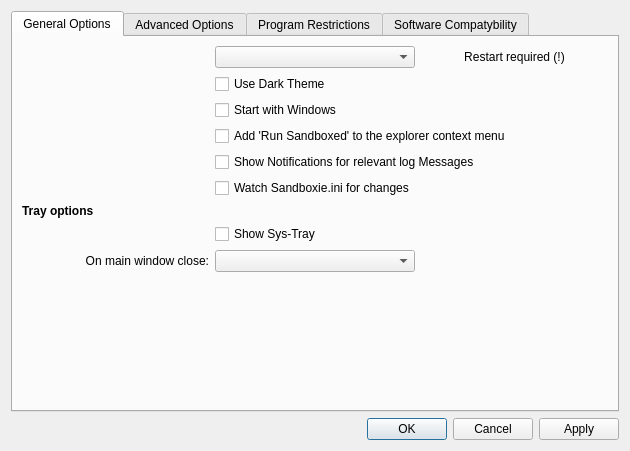
This is SandboxiePlus/SandMan/Forms/SettingsWindow.ui in sandboxie-plus/Sandboxie as Qt 5 draws it before an edit. The edited form follows.
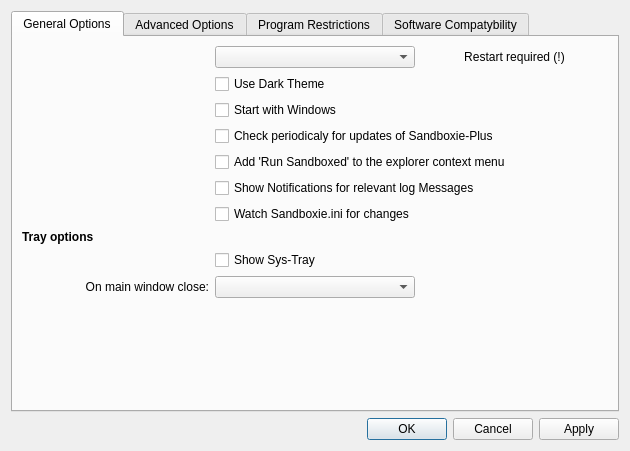
This is the edited form.

What changed in the file:
```diff
--- a/SandboxiePlus/SandMan/Forms/SettingsWindow.ui
+++ b/SandboxiePlus/SandMan/Forms/SettingsWindow.ui
@@ -54,6 +54,36 @@
         <layout class="QGridLayout" name="gridLayout_9">
          <item row="0" column="0">
           <layout class="QGridLayout" name="gridLayout_8">
+           <item row="5" column="1" colspan="2">
+            <widget class="QCheckBox" name="chkNotifications">
+             <property name="text">
+              <string>Show Notifications for relevant log Messages</string>
+             </property>
+             <property name="checked">
+              <bool>false</bool>
+             </property>
+            </widget>
+           </item>
+           <item row="8" column="1">
+            <widget class="QCheckBox" name="chkShowTray">
+             <property name="text">
+              <string>Show Sys-Tray</string>
+             </property>
+            </widget>
+           </item>
+           <item row="10" column="1">
+            <spacer name="verticalSpacer_4">
+             <property name="orientation">
+              <enum>Qt::Vertical</enum>
+             </property>
+             <property name="sizeHint" stdset="0">
+              <size>
+               <width>20</width>
+               <height>40</height>
+              </size>
+             </property>
+            </spacer>
+           </item>
            <item row="1" column="1">
             <widget class="QCheckBox" name="chkDarkTheme">
              <property name="text">
@@ -61,14 +91,27 @@
              </property>
             </widget>
            </item>
-           <item row="7" column="1">
-            <widget class="QCheckBox" name="chkShowTray">
+           <item row="10" column="0">
+            <spacer name="horizontalSpacer_9">
+             <property name="orientation">
+              <enum>Qt::Horizontal</enum>
+             </property>
+             <property name="sizeHint" stdset="0">
+              <size>
+               <width>40</width>
+               <height>20</height>
+              </size>
+             </property>
+            </spacer>
+           </item>
+           <item row="4" column="1" colspan="2">
+            <widget class="QCheckBox" name="chkShellMenu">
              <property name="text">
-              <string>Show Sys-Tray</string>
+              <string>Add 'Run Sandboxed' to the explorer context menu</string>
              </property>
             </widget>
            </item>
-           <item row="9" column="2">
+           <item row="10" column="2">
             <spacer name="horizontalSpacer_8">
              <property name="orientation">
               <enum>Qt::Horizontal</enum>
@@ -81,7 +124,44 @@
              </property>
             </spacer>
            </item>
-           <item row="6" column="0">
+           <item row="9" column="0">
+            <widget class="QLabel" name="label_18">
+             <property name="text">
+              <string>On main window close:</string>
+             </property>
+             <property name="alignment">
+              <set>Qt::AlignRight|Qt::AlignTrailing|Qt::AlignVCenter</set>
+             </property>
+            </widget>
+           </item>
+           <item row="2" column="1">
+            <widget class="QCheckBox" name="chkAutoStart">
+             <property name="text">
+              <string>Start with Windows</string>
+             </property>
+            </widget>
+           </item>
+           <item row="0" column="2">
+            <widget class="QLabel" name="label">
+             <property name="text">
+              <string>Restart required (!)</string>
+             </property>
+             <property name="alignment">
+              <set>Qt::AlignCenter</set>
+             </property>
+            </widget>
+           </item>
+           <item row="0" column="1">
+            <widget class="QComboBox" name="uiLang"/>
+           </item>
+           <item row="6" column="1">
+            <widget class="QCheckBox" name="chkWatchConfig">
+             <property name="text">
+              <string>Watch Sandboxie.ini for changes</string>
+             </property>
+            </widget>
+           </item>
+           <item row="7" column="0">
             <widget class="QLabel" name="label_5">
              <property name="font">
               <font>
@@ -94,86 +174,13 @@
              </property>
             </widget>
            </item>
-           <item row="0" column="2">
-            <widget class="QLabel" name="label">
-             <property name="text">
-              <string>Restart required (!)</string>
-             </property>
-             <property name="alignment">
-              <set>Qt::AlignCenter</set>
-             </property>
-            </widget>
-           </item>
-           <item row="2" column="1">
-            <widget class="QCheckBox" name="chkAutoStart">
-             <property name="text">
-              <string>Start with Windows</string>
-             </property>
-            </widget>
-           </item>
-           <item row="8" column="0">
-            <widget class="QLabel" name="label_18">
-             <property name="text">
-              <string>On main window close:</string>
-             </property>
-             <property name="alignment">
-              <set>Qt::AlignRight|Qt::AlignTrailing|Qt::AlignVCenter</set>
-             </property>
-            </widget>
-           </item>
-           <item row="9" column="0">
-            <spacer name="horizontalSpacer_9">
-             <property name="orientation">
-              <enum>Qt::Horizontal</enum>
-             </property>
-             <property name="sizeHint" stdset="0">
-              <size>
-               <width>40</width>
-               <height>20</height>
-              </size>
-             </property>
-            </spacer>
-           </item>
            <item row="9" column="1">
-            <spacer name="verticalSpacer_4">
-             <property name="orientation">
-              <enum>Qt::Vertical</enum>
-             </property>
-             <property name="sizeHint" stdset="0">
-              <size>
-               <width>20</width>
-               <height>40</height>
-              </size>
-             </property>
-            </spacer>
-           </item>
-           <item row="8" column="1">
             <widget class="QComboBox" name="onClose"/>
            </item>
-           <item row="0" column="1">
-            <widget class="QComboBox" name="uiLang"/>
-           </item>
-           <item row="5" column="1">
-            <widget class="QCheckBox" name="chkWatchConfig">
-             <property name="text">
-              <string>Watch Sandboxie.ini for changes</string>
-             </property>
-            </widget>
-           </item>
-           <item row="4" column="1" colspan="2">
-            <widget class="QCheckBox" name="chkNotifications">
-             <property name="text">
-              <string>Show Notifications for relevant log Messages</string>
-             </property>
-             <property name="checked">
-              <bool>false</bool>
-             </property>
-            </widget>
-           </item>
            <item row="3" column="1" colspan="2">
-            <widget class="QCheckBox" name="chkShellMenu">
+            <widget class="QCheckBox" name="chkAutoUpdate">
              <property name="text">
-              <string>Add 'Run Sandboxed' to the explorer context menu</string>
+              <string>Check periodicaly for updates of Sandboxie-Plus</string>
              </property>
             </widget>
            </item>
```
